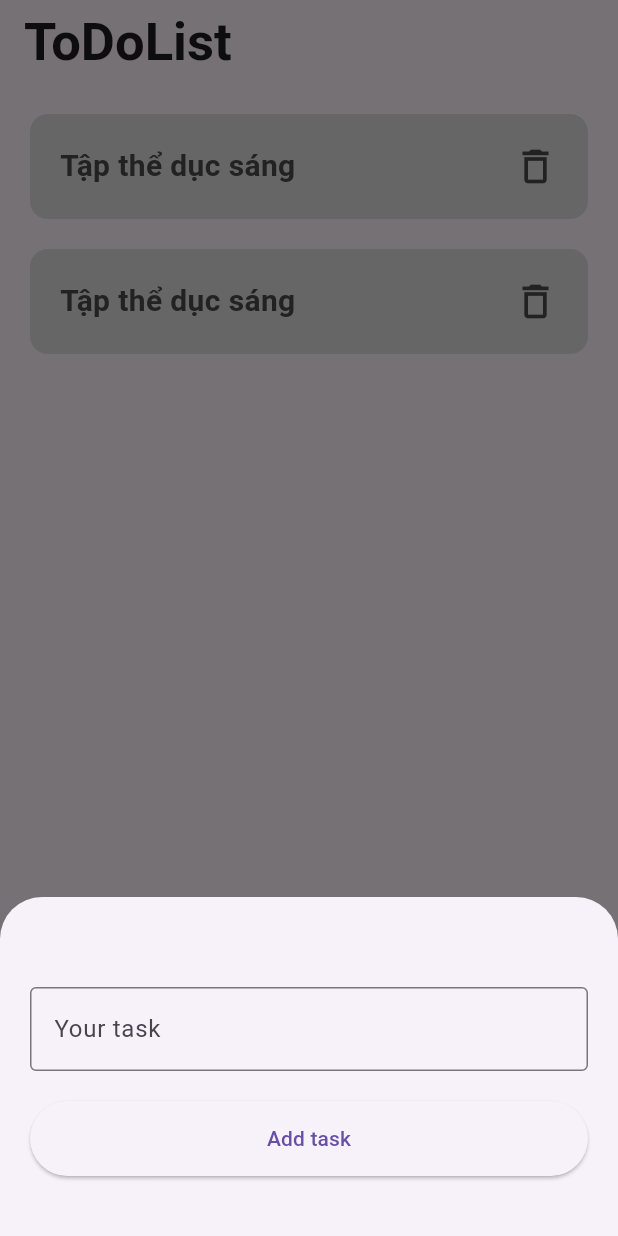
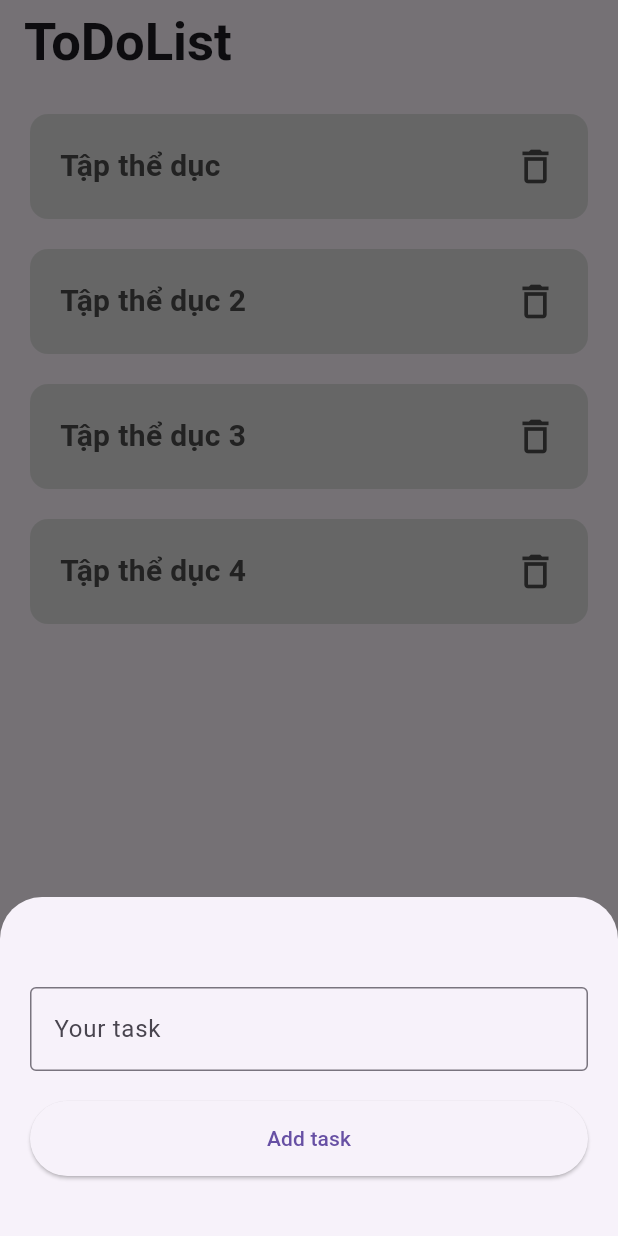
Before and after one commit to CamThuy0212/to_do_list, a Flutter app: the screen it shows after launch, after a tap on the "add" icon, on a phone screen of 412 x 824 dp. Run offline on Flutter 3.47's test engine with Material 3 defaults, Android fonts, the phone set to English and light mode, and no system bars.

Commit message:
show data

```diff
--- a/lib/main.dart
+++ b/lib/main.dart
@@ -1,16 +1,29 @@
 import 'package:flutter/material.dart';
 
+import 'modal/items.dart';
 import 'widget/cart_body_widget.dart';
+import 'widget/cart_modal_bottom.dart';
 
 void main() {
-  runApp(const MaterialApp(
+  runApp(MaterialApp(
     debugShowCheckedModeBanner: false,
+    theme: ThemeData(
+      primaryColor: Colors.blue,
+    ),
     home: MyApp(),
   ));
 }
 
 class MyApp extends StatelessWidget {
-  const MyApp({super.key});
+  MyApp({super.key});
+
+  final List<DataItems> items = [
+    DataItems(id: "1", name: "Tập thể dục"),
+    DataItems(id: "2", name: "Tập thể dục 2"),
+    DataItems(id: "3", name: "Tập thể dục 3"),
+    DataItems(id: "4", name: "Tập thể dục 4"),
+    // DataItems(id: "5", name: "Tập thể dục 5"),
+  ];
 
   @override
   Widget build(BuildContext context) {
@@ -26,13 +39,10 @@ class MyApp extends StatelessWidget {
           ),
           // backgroundColor: Colors.blue,
         ),
-        body: const SingleChildScrollView(
-          padding: EdgeInsets.symmetric(horizontal: 20, vertical: 20),
+        body: SingleChildScrollView(
+          padding: const EdgeInsets.symmetric(horizontal: 20, vertical: 20),
           child: Column(
-            children: [
-              CardBody(),
-              CardBody(),
-            ],
+            children: items.map((item) => CardBody(item: item)).toList(),
           ),
         ),
         floatingActionButton: FloatingActionButton(
@@ -44,42 +54,7 @@ class MyApp extends StatelessWidget {
                 isScrollControlled: true,
                 context: context,
                 builder: (BuildContext context) {
-                  return Padding(
-                    padding: MediaQuery.of(context).viewInsets,
-                    child: SingleChildScrollView(
-                      padding: const EdgeInsets.symmetric(
-                        horizontal: 20,
-                        vertical: 20,
-                      ),
-                      // color: Colors.amber,
-                      child: Column(
-                        children: [
-                          const SizedBox(
-                            height: 40,
-                          ),
-                          const TextField(
-                            decoration: InputDecoration(
-                                border: OutlineInputBorder(),
-                                labelText: "Your task"),
-                          ),
-                          const SizedBox(
-                            height: 20,
-                          ),
-                          SizedBox(
-                            width: double.infinity,
-                            height: 50,
-                            child: ElevatedButton(
-                              onPressed: () {},
-                              child: const Text("Add task"),
-                            ),
-                          ),
-                          const SizedBox(
-                            height: 20,
-                          ),
-                        ],
-                      ),
-                    ),
-                  );
+                  return ModalBottom();
                 });
           },
           // backgroundColor: Colors.blue,
--- /dev/null
+++ b/lib/modal/items.dart
@@ -0,0 +1,9 @@
+class DataItems {
+  final String id;
+  final String name;
+
+  DataItems({
+    required this.id,
+    required this.name,
+  });
+}
--- a/lib/widget/cart_body_widget.dart
+++ b/lib/widget/cart_body_widget.dart
@@ -1,10 +1,9 @@
 import 'package:flutter/material.dart';
 
 class CardBody extends StatelessWidget {
-  const CardBody({
-    super.key,
-  });
+  CardBody({super.key, required this.item});
 
+  var item;
   @override
   Widget build(BuildContext context) {
     return Container(
@@ -14,20 +13,20 @@ class CardBody extends StatelessWidget {
       decoration: BoxDecoration(
           color: const Color(0xffdfdfdf),
           borderRadius: BorderRadius.circular(12)),
-      child: const Padding(
-        padding: EdgeInsets.symmetric(horizontal: 20),
+      child: Padding(
+        padding: const EdgeInsets.symmetric(horizontal: 20),
         child: Row(
           mainAxisAlignment: MainAxisAlignment.spaceBetween,
           children: [
             Text(
-              "Tập thể dục sáng",
-              style: TextStyle(
+              item.name,
+              style: const TextStyle(
                 color: Color(0xff4b4b4b),
                 fontSize: 20,
                 fontWeight: FontWeight.bold,
               ),
             ),
-            Icon(
+            const Icon(
               Icons.delete_outline,
               color: Color(0xff4b4b4b),
               size: 30,
--- /dev/null
+++ b/lib/widget/cart_modal_bottom.dart
@@ -0,0 +1,53 @@
+import 'package:flutter/material.dart';
+
+class ModalBottom extends StatelessWidget {
+  ModalBottom({
+    super.key,
+  });
+
+  TextEditingController controller = TextEditingController();
+
+  void _handleOnclick() {
+    print(controller.text);
+  }
+
+  @override
+  Widget build(BuildContext context) {
+    return Padding(
+      padding: MediaQuery.of(context).viewInsets,
+      child: SingleChildScrollView(
+        padding: const EdgeInsets.symmetric(
+          horizontal: 20,
+          vertical: 20,
+        ),
+        // color: Colors.amber,
+        child: Column(
+          children: [
+            const SizedBox(
+              height: 40,
+            ),
+            TextField(
+              controller: controller,
+              decoration: const InputDecoration(
+                  border: OutlineInputBorder(), labelText: "Your task"),
+            ),
+            const SizedBox(
+              height: 20,
+            ),
+            SizedBox(
+              width: double.infinity,
+              height: 50,
+              child: ElevatedButton(
+                onPressed: _handleOnclick,
+                child: const Text("Add task"),
+              ),
+            ),
+            const SizedBox(
+              height: 20,
+            ),
+          ],
+        ),
+      ),
+    );
+  }
+}
```
